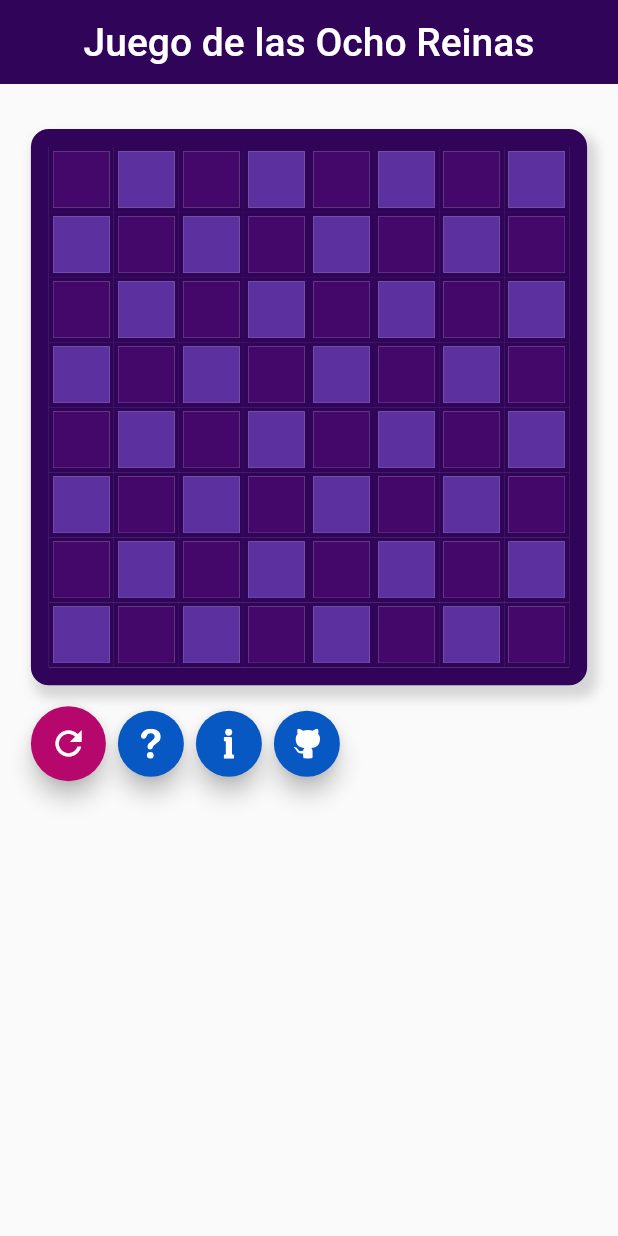
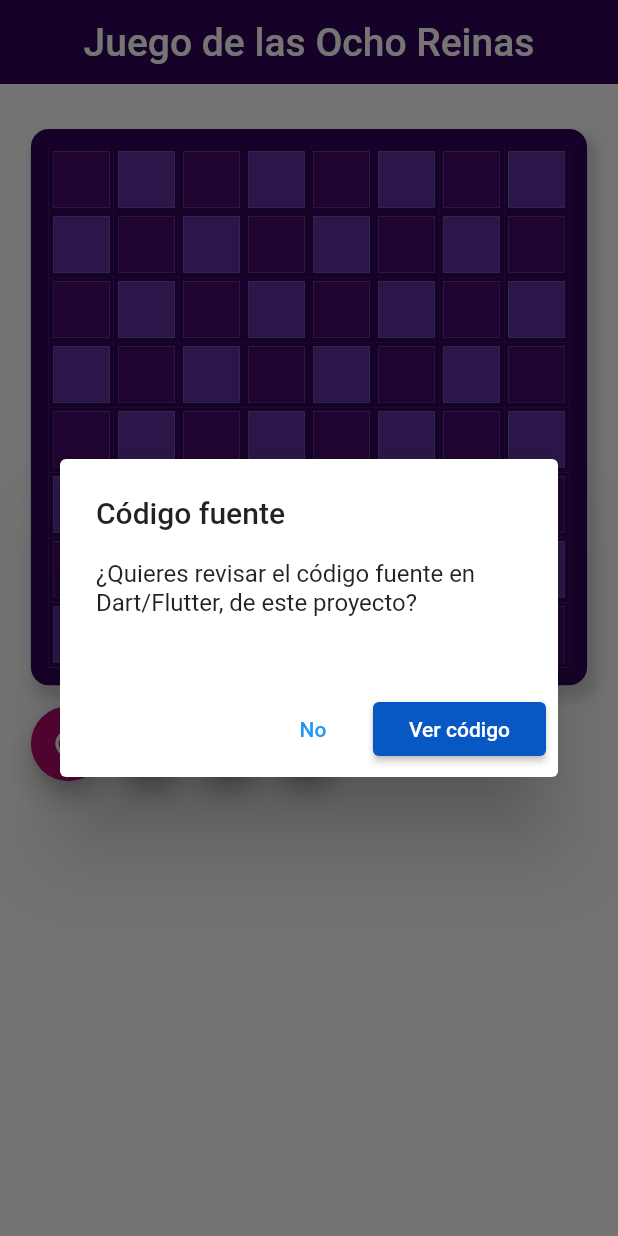
Before and after one commit to arhcoder/Eight-Queens-Game, a Flutter app: the screen it shows after launch, after a tap on an icon or button, on a phone screen of 412 x 824 dp. Run offline on Flutter 3.47's test engine with Material 2 defaults, Android fonts, the light colour scheme and no system bars; our stand-ins replace flutter_svg, google_fonts; missing offline and left inert: dart:js; Roboto replaces fonts that are missing (Staatliches).

Commit message:
AlertDialogs para los botones de información, agregados...

```diff
--- a/lib/Chess.dart
+++ b/lib/Chess.dart
@@ -1,7 +1,9 @@
 import 'package:flutter/material.dart';
 import 'package:flutter_svg/flutter_svg.dart';
 import 'package:eight_queens_game/Theme.dart';
+
 import 'Panel.dart';
+import 'Dialogs.dart';
 
 class ChessTable extends StatefulWidget
 {
@@ -29,63 +31,6 @@ class ChessTableState extends State <ChessTable>
         ['', '', '', '', '', '', '', ''],
         ['', '', '', '', '', '', '', ''],
     ];
-
-    Widget buildGame()
-    {
-        return (MediaQuery.of(context).size.width >= 600)?
-        // Escritorio //
-        Row
-        (
-            mainAxisAlignment: MainAxisAlignment.center,
-            crossAxisAlignment: CrossAxisAlignment.start,
-
-            children:
-            [
-                SizedBox(width: MediaQuery.of(context).size.width * 0.05),
-                Container
-                (
-                    width: 488,
-                    height: 488,
-                    child: buildChessTable()
-                ),
-
-                SizedBox(width: 14.0),
-
-                Column
-                (
-                    children: buildPanel(reset)
-                )
-            ]
-        ):
-
-        // Teléfono //
-        Column
-        (
-            mainAxisAlignment: MainAxisAlignment.start,
-            crossAxisAlignment: CrossAxisAlignment.center,
-
-            children:
-            [
-                Container
-                (
-                    width: MediaQuery.of(context).size.width * 0.9,
-                    height: MediaQuery.of(context).size.width * 0.9,
-                    child: buildChessTable()
-                ),
-
-                SizedBox(height: 14.0),
-
-                Row
-                (
-                    children:
-                    [
-                        SizedBox(width: MediaQuery.of(context).size.width * 0.05),
-                        Row(children: buildPanel(reset))
-                    ]
-                )
-            ]
-        );
-    }
 
     Widget buildChessTable()
     {
@@ -312,6 +257,108 @@ class ChessTableState extends State <ChessTable>
     @override
     Widget build(BuildContext context)
     {
-        return buildGame();
+        return (MediaQuery.of(context).size.width >= 600)?
+
+        // Escritorio //
+        Row
+        (
+            mainAxisAlignment: MainAxisAlignment.center,
+            crossAxisAlignment: CrossAxisAlignment.start,
+
+            children:
+            [
+                // Margen izquierdo para centrar el tablero sin contar el panel de botones //
+                SizedBox(width: MediaQuery.of(context).size.width * 0.05),
+
+                // Tablero de ajedrez //
+                Container
+                (
+                    width: 488,
+                    height: 488,
+                    child: buildChessTable()
+                ),
+
+                SizedBox(width: 14.0),
+
+                // Panel vertical de botones //
+                Column
+                (
+                    children: buildPanel(
+                        reset,
+                        (){
+                            showDialog(
+                                context: context,
+                                builder: (context) => buildHowDialog(context)
+                            );
+                        },
+                        (){
+                            showDialog(
+                                context: context,
+                                builder: (context) => buildInfoDialog(context)
+                            );
+                        },
+                        (){
+                            showDialog(
+                                context: context,
+                                builder: (context) => buildGithubDialog(context)
+                            );
+                        }
+                    )
+                )
+            ]
+        ):
+
+        // Teléfono //
+        Column
+        (
+            mainAxisAlignment: MainAxisAlignment.start,
+            crossAxisAlignment: CrossAxisAlignment.center,
+
+            children:
+            [
+                // Tablero //
+                Container
+                (
+                    width: MediaQuery.of(context).size.width * 0.9,
+                    height: MediaQuery.of(context).size.width * 0.9,
+                    child: buildChessTable()
+                ),
+
+                SizedBox(height: 14.0),
+
+                // Panel horizontal de botones //
+                Row
+                (
+                    children:
+                    [
+                        SizedBox(width: MediaQuery.of(context).size.width * 0.05),
+                        Row
+                        (
+                            children: buildPanel(
+                                reset,
+                                (){
+                                    showDialog(
+                                        context: context,
+                                        builder: (context) => buildHowDialog(context)
+                                    );
+                                },
+                                (){
+                                    showDialog(
+                                        context: context,
+                                        builder: (context) => buildInfoDialog(context)
+                                    );
+                                },
+                                (){
+                                    showDialog(
+                                        context: context,
+                                        builder: (context) => buildGithubDialog(context)
+                                    );
+                                }
+                            )
+                        )
+                    ]
+                )
+            ]
+        );
     }
 }
--- /dev/null
+++ b/lib/Dialogs.dart
@@ -0,0 +1,81 @@
+import 'package:flutter/material.dart';
+import 'package:eight_queens_game/Theme.dart';
+import 'dart:js' as js;
+
+AlertDialog buildHowDialog(BuildContext context)
+{
+    return AlertDialog
+    (
+        title: Text("¿Cómo se juega?"),
+        content: Text("En el siguiente tablero de ajedrez, coloca OCHO reinas de modo que no puedan atacarse mutuamente.\nHaz clic sobre una casilla para colocar una reina."),
+        actions:
+        [
+            ElevatedButton
+            (
+                onPressed: (){Navigator.of(context).pop();},
+                child: Padding(padding: EdgeInsets.all(8.0), child: Text("Okay")),
+                style: ButtonStyle
+                (
+                    backgroundColor: MaterialStateProperty.all(AppColors.appTheme),
+                    foregroundColor: MaterialStateProperty.all(Colors.white),
+                    mouseCursor: MaterialStateMouseCursor.clickable
+                )
+            )
+        ]
+    );
+}
+AlertDialog buildInfoDialog(BuildContext context)
+{
+    return AlertDialog
+    (
+        title: Text("Más Información"),
+        content: Text("Desarrollado por Alejandro Ramos | @arhcoder.\nEste es un mero ejercicio de práctica hecho por entretenimiento.\nAgradecimiento especial a Sriram Thiagarajan."),
+        actions:
+        [
+            ElevatedButton
+            (
+                onPressed: (){Navigator.of(context).pop();},
+                child: Padding(padding: EdgeInsets.all(8.0), child: Text("Okay")),
+                style: ButtonStyle
+                (
+                    backgroundColor: MaterialStateProperty.all(AppColors.appTheme),
+                    foregroundColor: MaterialStateProperty.all(Colors.white),
+                    mouseCursor: MaterialStateMouseCursor.clickable
+                )
+            )
+        ]
+    );
+}
+AlertDialog buildGithubDialog(BuildContext context)
+{
+    return AlertDialog
+    (
+        title: Text("Código fuente"),
+        content: Text("¿Quieres revisar el código fuente en Dart/Flutter, de este proyecto?\n"),
+        actions:
+        [
+            TextButton
+            (
+                onPressed: (){Navigator.of(context).pop();},
+                child: Text("No")
+            ),
+            ElevatedButton
+            (
+                onPressed: () async
+                {
+                    String link = "https://github.com/arhcoder/eight-queens-game/";
+                    js.context.callMethod('open', [link]);
+                    Navigator.of(context).pop();
+                },
+
+                child: Padding(padding: EdgeInsets.all(8.0), child: Text("Ver código")),
+                style: ButtonStyle
+                (
+                    backgroundColor: MaterialStateProperty.all(AppColors.appTheme),
+                    foregroundColor: MaterialStateProperty.all(Colors.white),
+                    mouseCursor: MaterialStateMouseCursor.clickable
+                )
+            )
+        ]
+    );
+}
--- a/lib/Panel.dart
+++ b/lib/Panel.dart
@@ -1,9 +1,13 @@
 import 'package:flutter/material.dart';
 import 'package:flutter_svg/flutter_svg.dart';
 import 'package:eight_queens_game/Theme.dart';
-import 'dart:js' as js;
 
-List buildPanel(VoidCallback resetMethod)
+List buildPanel(
+    VoidCallback resetMethod,
+    VoidCallback howMethod,
+    VoidCallback infoMethod,
+    VoidCallback githubMethod
+)
 {
     final List <Widget> panel =
     [
@@ -38,10 +42,7 @@ List buildPanel(VoidCallback resetMethod)
                 backgroundColor: AppColors.appTheme,
                 tooltip: "¿Cómo se juega?",
                 hoverElevation: 10,
-                onPressed: ()
-                {
-
-                },
+                onPressed: howMethod,
                 child: Center
                 (
                     child: Container
@@ -66,7 +67,7 @@ List buildPanel(VoidCallback resetMethod)
                 backgroundColor: AppColors.appTheme,
                 tooltip: "Más información",
                 hoverElevation: 10,
-                onPressed: (){},
+                onPressed: infoMethod,
                 child: Center
                 (
                     child: Container
@@ -91,11 +92,7 @@ List buildPanel(VoidCallback resetMethod)
                 backgroundColor: AppColors.appTheme,
                 tooltip: "Código fuente",
                 hoverElevation: 10,
-                onPressed: (){}, /*async
-                {
-                    String link = "https://github.com/arhcoder/eight-queens-game/";
-                    js.context.callMethod('open', [link]);
-                },*/
+                onPressed: githubMethod,
                 child: Center
                 (
                     child: Container
```
